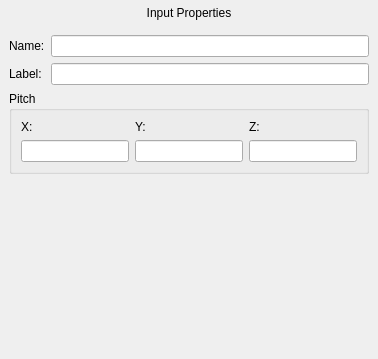
Old version of the form Application/qInputPropertiesWidget.ui in the repository Sprunth/RGG.
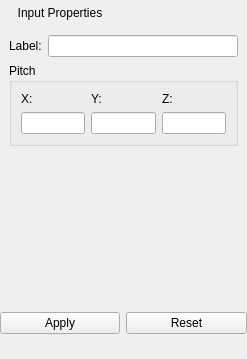
New version of the form. The open tabs and pages were chosen to show the change.

What changed in the file:
```diff
--- a/Application/qInputPropertiesWidget.ui
+++ b/Application/qInputPropertiesWidget.ui
@@ -6,7 +6,7 @@
    <rect>
     <x>0</x>
     <y>0</y>
-    <width>315</width>
+    <width>247</width>
     <height>359</height>
    </rect>
   </property>
@@ -19,7 +19,7 @@
   <property name="windowTitle">
    <string>Form</string>
   </property>
-  <layout class="QVBoxLayout" name="verticalLayout">
+  <layout class="QGridLayout" name="gridLayout_11">
    <property name="leftMargin">
     <number>0</number>
    </property>
@@ -32,7 +32,7 @@
    <property name="bottomMargin">
     <number>6</number>
    </property>
-   <item>
+   <item row="0" column="0">
     <widget class="QLabel" name="labelInput">
      <property name="text">
       <string>Input Properties</string>
@@ -42,14 +42,21 @@
      </property>
     </widget>
    </item>
-   <item>
+   <item row="4" column="0" colspan="2">
+    <spacer name="verticalSpacer">
+     <property name="orientation">
+      <enum>Qt::Vertical</enum>
+     </property>
+     <property name="sizeHint" stdset="0">
+      <size>
+       <width>20</width>
+       <height>40</height>
+      </size>
+     </property>
+    </spacer>
+   </item>
+   <item row="1" column="0" colspan="2">
     <widget class="QStackedWidget" name="stackedWidget">
-     <property name="sizePolicy">
-      <sizepolicy hsizetype="Minimum" vsizetype="Preferred">
-       <horstretch>0</horstretch>
-       <verstretch>0</verstretch>
-      </sizepolicy>
-     </property>
      <property name="currentIndex">
       <number>0</number>
      </property>
@@ -57,12 +64,6 @@
       <layout class="QGridLayout" name="gridLayout_3">
        <item row="1" column="0">
         <widget class="QGroupBox" name="groupBox_2">
-         <property name="sizePolicy">
-          <sizepolicy hsizetype="Minimum" vsizetype="Preferred">
-           <horstretch>0</horstretch>
-           <verstretch>0</verstretch>
-          </sizepolicy>
-         </property>
          <property name="title">
           <string>Layer</string>
          </property>
@@ -115,12 +116,6 @@
        </item>
        <item row="0" column="0">
         <widget class="QGroupBox" name="groupBox">
-         <property name="sizePolicy">
-          <sizepolicy hsizetype="Minimum" vsizetype="Preferred">
-           <horstretch>0</horstretch>
-           <verstretch>0</verstretch>
-          </sizepolicy>
-         </property>
          <property name="title">
           <string>Position</string>
          </property>
@@ -185,27 +180,7 @@
      </widget>
      <widget class="QWidget" name="pagePinCell">
       <layout class="QGridLayout" name="gridLayout_10">
-       <item row="0" column="0">
-        <widget class="QLabel" name="label_11">
-         <property name="text">
-          <string>Name:</string>
-         </property>
-        </widget>
-       </item>
-       <item row="0" column="1">
-        <widget class="QLineEdit" name="PinCellName"/>
-       </item>
-       <item row="1" column="0">
-        <widget class="QLabel" name="label_12">
-         <property name="text">
-          <string>Label:</string>
-         </property>
-        </widget>
-       </item>
-       <item row="1" column="1">
-        <widget class="QLineEdit" name="PinCellLabel"/>
-       </item>
-       <item row="2" column="0" colspan="2">
+       <item row="1" column="0" colspan="2">
         <widget class="QGroupBox" name="groupBox_3">
          <property name="title">
           <string>Pitch</string>
@@ -244,7 +219,7 @@
          </layout>
         </widget>
        </item>
-       <item row="3" column="1">
+       <item row="2" column="1">
         <spacer name="verticalSpacer_2">
          <property name="orientation">
           <enum>Qt::Vertical</enum>
@@ -257,6 +232,16 @@
          </property>
         </spacer>
        </item>
+       <item row="0" column="0">
+        <widget class="QLabel" name="label_12">
+         <property name="text">
+          <string>Label:</string>
+         </property>
+        </widget>
+       </item>
+       <item row="0" column="1">
+        <widget class="QLineEdit" name="PinCellLabel"/>
+       </item>
       </layout>
      </widget>
      <widget class="QWidget" name="pageCylinderPin">
@@ -443,27 +428,10 @@
      </widget>
      <widget class="QWidget" name="pageMaterial">
       <layout class="QGridLayout" name="gridLayout_7">
-       <item row="0" column="0">
-        <widget class="QLabel" name="label_8">
-         <property name="text">
-          <string>Name:</string>
-         </property>
-        </widget>
-       </item>
        <item row="0" column="1">
-        <widget class="QLineEdit" name="MaterialName"/>
-       </item>
-       <item row="1" column="0">
-        <widget class="QLabel" name="label_7">
-         <property name="text">
-          <string>Label:</string>
-         </property>
-        </widget>
-       </item>
-       <item row="1" column="1">
         <widget class="QLineEdit" name="MaterialLabel"/>
        </item>
-       <item row="2" column="1">
+       <item row="1" column="1">
         <spacer name="verticalSpacer_3">
          <property name="orientation">
           <enum>Qt::Vertical</enum>
@@ -471,27 +439,35 @@
          <property name="sizeHint" stdset="0">
           <size>
            <width>20</width>
-           <height>207</height>
+           <height>233</height>
           </size>
          </property>
         </spacer>
        </item>
+       <item row="0" column="0">
+        <widget class="QLabel" name="label_7">
+         <property name="text">
+          <string>Label:</string>
+         </property>
+        </widget>
+       </item>
       </layout>
      </widget>
     </widget>
    </item>
-   <item>
-    <spacer name="verticalSpacer">
-     <property name="orientation">
-      <enum>Qt::Vertical</enum>
+   <item row="2" column="0">
+    <widget class="QPushButton" name="ApplyButton">
+     <property name="text">
+      <string>Apply</string>
      </property>
-     <property name="sizeHint" stdset="0">
-      <size>
-       <width>20</width>
-       <height>40</height>
-      </size>
+    </widget>
+   </item>
+   <item row="2" column="1">
+    <widget class="QPushButton" name="ResetButton">
+     <property name="text">
+      <string>Reset</string>
      </property>
-    </spacer>
+    </widget>
    </item>
   </layout>
  </widget>
```
